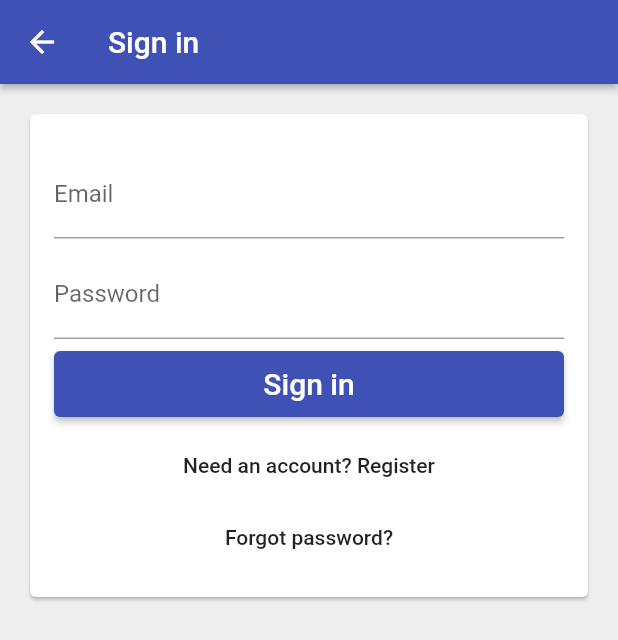
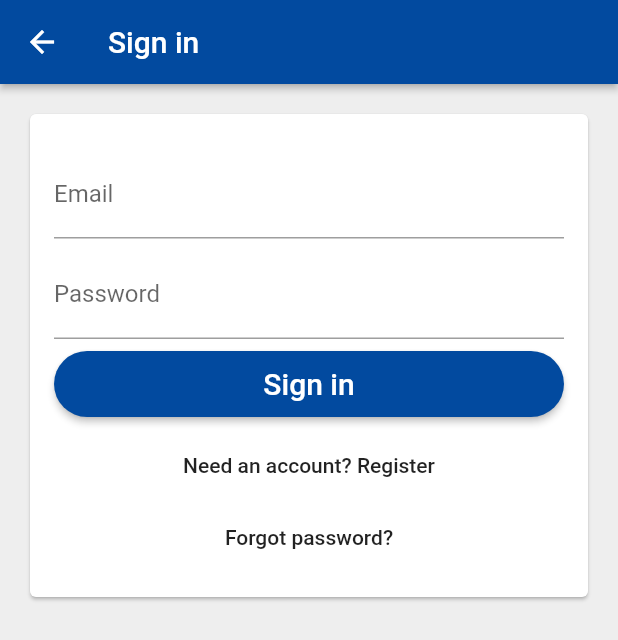
Before and after one commit to Assignment-Nepal/buddy-notes, a Flutter app: the screen it shows after launch, after a tap on "Sign in with email and password", on a phone screen of 412 x 824 dp. Shown: the top 640 px of the screen. Run offline on Flutter 3.47's test engine with Material 2 defaults, Android fonts, the light colour scheme and no system bars; our stand-ins replace cloud_firestore, firebase_auth, firebase_core, firebase_crashlytics, flutter_riverpod, logger and 1 more; accounts and stored records are empty.

Commit message:
Normal Ui tweaks

```diff
--- a/lib/auth_ui/sign_in_page.dart
+++ b/lib/auth_ui/sign_in_page.dart
@@ -106,7 +106,7 @@ class SignInPageContents extends StatelessWidget {
                   }));
                 },
                 textColor: Colors.white,
-                color: Theme.of(context).primaryColor,
+                color: const Color(0xFF024A9F),
               ),
               const SizedBox(height: 8),
               const Text(
@@ -118,7 +118,7 @@ class SignInPageContents extends StatelessWidget {
               SignInButton(
                 key: anonymousButtonKey,
                 text: Strings.goAnonymous,
-                color: Theme.of(context).primaryColor,
+                color: const Color(0xFF024A9F),
                 textColor: Colors.white,
                 onPressed:
                     viewModel.isLoading ? null : viewModel.signInAnonymously,
--- a/lib/main.dart
+++ b/lib/main.dart
@@ -4,6 +4,7 @@
 
 import 'package:buddyapp/utils/utils.dart';
 import 'package:buddyapp/widget/auth_widget.dart';
+import 'package:buddyapp/widget/material_color.dart';
 import 'package:cloud_firestore/cloud_firestore.dart';
 import 'package:firebase_auth/firebase_auth.dart';
 import 'package:firebase_core/firebase_core.dart';
@@ -88,9 +89,9 @@
 class MyApp extends ConsumerWidget {
   @override
   Widget build(BuildContext context, WidgetRef ref) {
-
+    MaterialColor primarySwatch = MaterialColor(0xFF024A9F, InToMaterialColors.color);
     return MaterialApp(
-      theme: ThemeData(primarySwatch: Colors.indigo),
+      theme: ThemeData(primarySwatch: primarySwatch,primaryColor: primarySwatch),
       debugShowCheckedModeBanner: false,
       home:  AuthWidget(
         nonSignedInBuilder: (_) => Consumer(
--- a/lib/widget/custom_button.dart
+++ b/lib/widget/custom_button.dart
@@ -9,8 +9,8 @@ class CustomRaisedButton extends StatelessWidget {
     required this.child,
     this.color,
     this.textColor,
-    this.height = 50.0,
-    this.borderRadius = 4.0,
+    this.height = 60.0,
+    this.borderRadius = 99.0,
     this.loading = false,
     this.onPressed,
   }) : super(key: key);
@@ -69,7 +69,7 @@ class FormSubmitButton extends CustomRaisedButton {
       style: const TextStyle(color: Colors.white, fontSize: 20.0),
     ),
     height: 44.0,
-    color: Colors.indigo,
+    color: const Color(0xFF024A9F),
     textColor: Colors.black87,
     loading: loading,
     onPressed: onPressed,
--- /dev/null
+++ b/lib/widget/material_color.dart
@@ -0,0 +1,17 @@
+import 'package:flutter/material.dart';
+
+class InToMaterialColors{
+  static Map<int, Color> color =
+  {
+    50:Color.fromRGBO(136,14,79, .1),
+    100:Color.fromRGBO(136,14,79, .2),
+    200:Color.fromRGBO(136,14,79, .3),
+    300:Color.fromRGBO(136,14,79, .4),
+    400:Color.fromRGBO(136,14,79, .5),
+    500:Color.fromRGBO(136,14,79, .6),
+    600:Color.fromRGBO(136,14,79, .7),
+    700:Color.fromRGBO(136,14,79, .8),
+    800:Color.fromRGBO(136,14,79, .9),
+    900:Color.fromRGBO(136,14,79, 1),
+  };
+}
```
